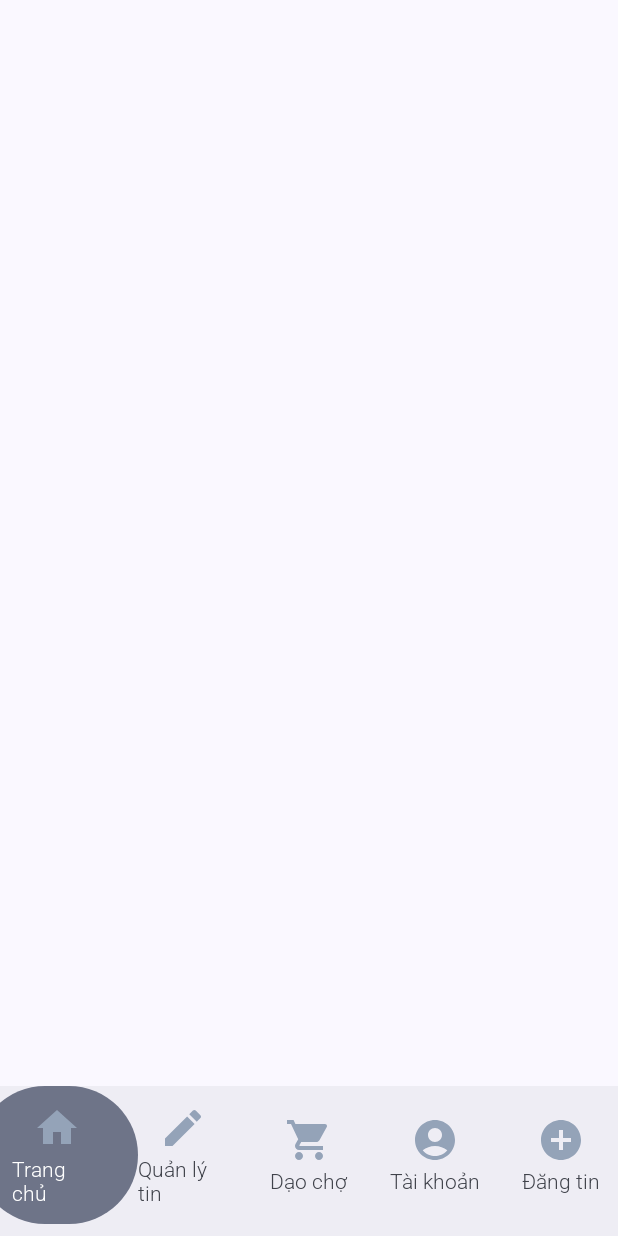
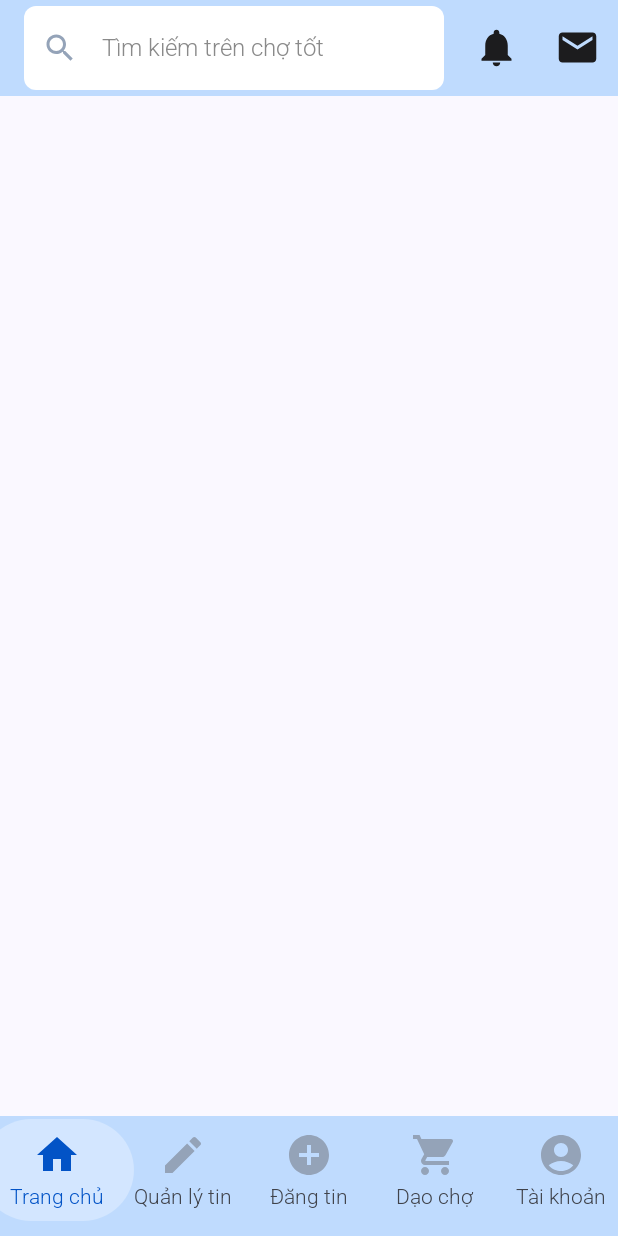
Before and after one commit to VoAnKhoi2005/ReSell, an Android app built with Jetpack Compose: the screen it shows after launch (MainActivity), on a phone screen of 412 x 824 dp. Run offline under Robolectric (Android 15) with nearby library versions, the phone set to English and light mode, and no system bars.

Commit message:
added topbarview

```diff
--- a/frontend/ReSell/app/src/main/java/com/example/myapplication/ui/components/BottomBar.kt
+++ b/frontend/ReSell/app/src/main/java/com/example/myapplication/ui/components/BottomBar.kt
@@ -12,13 +12,18 @@ import androidx.compose.material3.Icon
 import androidx.compose.material3.MaterialTheme
 import androidx.compose.material3.NavigationBar
 import androidx.compose.material3.NavigationBarItem
+import androidx.compose.material3.NavigationBarItemDefaults
 import androidx.compose.material3.Text
 import androidx.compose.runtime.Composable
 import androidx.compose.ui.Modifier
+import androidx.compose.ui.graphics.Color
 import androidx.compose.ui.graphics.vector.ImageVector
 import androidx.compose.ui.text.font.FontWeight
 import androidx.compose.ui.unit.dp
 import androidx.compose.ui.unit.sp
+import com.example.myapplication.ui.theme.DarkBlue
+import com.example.myapplication.ui.theme.MainButton
+import com.example.myapplication.ui.theme.SoftBlue
 
 data class BottomNavItem(
     val icon: ImageVector,
@@ -28,9 +33,9 @@ data class BottomNavItem(
 val bottomNavItems = listOf(
     BottomNavItem(Icons.Default.Home, "Trang chủ", "Trang chủ"),
     BottomNavItem(Icons.Default.Create, "Quản lý tin", "Quản lý tin"),
+    BottomNavItem(Icons.Default.AddCircle, "Đăng tin", "Đăng tin"),
     BottomNavItem(Icons.Default.ShoppingCart, "Dạo chợ", "Dạo chợ"),
-    BottomNavItem(Icons.Default.AccountCircle, "Tài khoản", "Tài khoản"),
-    BottomNavItem(Icons.Default.AddCircle, "Đăng tin", "Đăng tin")
+    BottomNavItem(Icons.Default.AccountCircle, "Tài khoản", "Tài khoản")
 )
 @Composable
 fun BottomBar(
@@ -38,19 +43,30 @@ fun BottomBar(
     onItemClick: (BottomNavItem) -> Unit,
     selectedItem: BottomNavItem?
 ) {
-    NavigationBar {
+    NavigationBar(
+        containerColor = SoftBlue
+    ) {
         items.forEach { item ->
+            val isSelected = item == selectedItem
             NavigationBarItem(
-                selected = item == selectedItem,
+                selected = isSelected,
                 onClick = { onItemClick(item) },
                 icon = {
                     IconButtonVertical(
                         icon = item.icon,
                         label = item.label,
-                        contentDescription = item.contentDescription
+                        contentDescription = item.contentDescription,
+                        iconTint = if (isSelected)  DarkBlue else MainButton
                     )
                 },
-                label = { } // Đã dùng label trong IconButtonVertical nên để trống
+                label = { },
+                colors = NavigationBarItemDefaults.colors(
+                    selectedIconColor = DarkBlue,
+
+                    selectedTextColor = DarkBlue,
+
+                    indicatorColor = Color.White.copy(alpha = 0.3f) // màu nền khi chọn (như highlight) // Đã dùng label trong IconButtonVertical nên để trống
+            )
             )
         }
     }
--- a/frontend/ReSell/app/src/main/java/com/example/myapplication/ui/components/NavigationItems.kt
+++ b/frontend/ReSell/app/src/main/java/com/example/myapplication/ui/components/NavigationItems.kt
@@ -13,6 +13,7 @@ import androidx.compose.material3.Text
 import androidx.compose.runtime.Composable
 import androidx.compose.ui.Alignment
 import androidx.compose.ui.Modifier
+import androidx.compose.ui.graphics.Color
 import androidx.compose.ui.graphics.vector.ImageVector
 import androidx.compose.ui.text.font.FontWeight
 import androidx.compose.ui.unit.Dp
@@ -30,11 +31,12 @@ fun IconButtonVertical(//nút dưới bottombar
     label: String,
     iconSize: Dp = 32.dp,
     fontSize: TextUnit = 14.sp,
+    iconTint: Color
 
 ) {
     Column(
         modifier = modifier
-            .padding(8.dp),
+            .padding(4.dp),
         horizontalAlignment = Alignment.CenterHorizontally,
         verticalArrangement = Arrangement.Center
     ) {
@@ -42,7 +44,7 @@ fun IconButtonVertical(//nút dưới bottombar
             imageVector = icon,
             contentDescription = contentDescription,
             modifier = Modifier.size(iconSize),
-            tint = MainButton
+            tint = iconTint
         )
         Spacer(modifier = Modifier.height(4.dp))
         Text(
--- /dev/null
+++ b/frontend/ReSell/app/src/main/java/com/example/myapplication/ui/components/SearchBar.kt
@@ -0,0 +1,57 @@
+package com.example.myapplication.ui.components
+
+import androidx.compose.foundation.layout.fillMaxWidth
+import androidx.compose.foundation.layout.padding
+import androidx.compose.foundation.shape.RoundedCornerShape
+import androidx.compose.material.icons.Icons
+import androidx.compose.material.icons.filled.Search
+import androidx.compose.material3.Icon
+import androidx.compose.material3.MaterialTheme
+import androidx.compose.material3.Text
+import androidx.compose.material3.TextField
+import androidx.compose.material3.TextFieldDefaults
+import androidx.compose.runtime.Composable
+import androidx.compose.ui.Modifier
+import androidx.compose.ui.graphics.Color
+import androidx.compose.ui.text.font.FontWeight
+import androidx.compose.ui.unit.dp
+import androidx.compose.ui.unit.sp
+import com.example.myapplication.ui.theme.GrayFont
+import com.example.myapplication.ui.theme.MainButton
+
+@Composable
+fun SearchTopBarContent(
+    onSearchTextChanged: (String) -> Unit,
+    searchText: String
+) {
+    TextField(
+        value = searchText,
+        onValueChange = onSearchTextChanged,
+        placeholder = {
+            Text("Tìm kiếm trên chợ tốt",
+            style = MaterialTheme.typography.labelMedium.copy(fontWeight = FontWeight.Light, fontSize = 16.sp),
+            color = GrayFont
+        )
+                      },
+        leadingIcon = {
+            Icon(
+                imageVector = Icons.Default.Search,
+                contentDescription = "Search",
+                tint = MainButton
+            )
+        },
+        shape = RoundedCornerShape(8.dp),
+        modifier = Modifier
+            .fillMaxWidth()
+            .padding(end = 8.dp),
+        singleLine = true,
+        colors = TextFieldDefaults.colors(
+            focusedContainerColor = Color.White,
+            unfocusedContainerColor = Color.White,
+            focusedIndicatorColor = Color.Transparent,
+            unfocusedIndicatorColor = Color.Transparent
+
+        ),
+        textStyle = MaterialTheme.typography.bodyMedium.copy(fontSize = 16.sp)
+    )
+}
--- /dev/null
+++ b/frontend/ReSell/app/src/main/java/com/example/myapplication/ui/components/TopBar.kt
@@ -0,0 +1,73 @@
+package com.example.myapplication.ui.components
+
+import android.R
+import androidx.compose.foundation.layout.padding
+import androidx.compose.foundation.layout.size
+import androidx.compose.material.icons.Icons
+import androidx.compose.material.icons.filled.Email
+import androidx.compose.material.icons.filled.Notifications
+import androidx.compose.material.icons.filled.Search
+import androidx.compose.material3.ExperimentalMaterial3Api
+import androidx.compose.material3.Icon
+import androidx.compose.material3.MaterialTheme
+import androidx.compose.material3.Text
+import androidx.compose.material3.TopAppBar
+import androidx.compose.material3.TopAppBarDefaults
+import androidx.compose.material3.TopAppBarScrollBehavior
+import androidx.compose.runtime.Composable
+import androidx.compose.runtime.getValue
+import androidx.compose.runtime.mutableStateOf
+import androidx.compose.runtime.remember
+import androidx.compose.runtime.setValue
+import androidx.compose.ui.Modifier
+import androidx.compose.ui.text.font.FontWeight
+import androidx.compose.ui.unit.dp
+import androidx.compose.ui.unit.sp
+import com.example.myapplication.ui.theme.GrayFont
+import com.example.myapplication.ui.theme.IconColor
+import com.example.myapplication.ui.theme.MainButton
+import com.example.myapplication.ui.theme.SoftBlue
+
+@OptIn(ExperimentalMaterial3Api::class)
+@Composable
+fun TopBar(
+    modifier: Modifier = Modifier,
+
+){
+    //Tạo biến trạng thái cho ô tìm kiếm
+    var searchText by remember { mutableStateOf("") }
+    TopAppBar(
+        modifier = modifier,
+        colors = TopAppBarDefaults.topAppBarColors(
+            containerColor = SoftBlue
+        ),
+        title = {
+            SearchTopBarContent(
+
+                searchText = searchText,
+                onSearchTextChanged = { searchText = it }
+            )
+        },
+
+        actions = {
+            Icon(
+                imageVector = Icons.Default.Notifications,
+                contentDescription = null,
+                modifier = Modifier.padding(start = 16.dp, end = 8.dp)
+                    .size(30.dp),
+                tint = IconColor
+            )
+            Icon(
+                imageVector = Icons.Default.Email,
+                contentDescription = null,
+                modifier = Modifier.padding(start = 16.dp, end = 8.dp)
+                    .size(30.dp),
+                tint = IconColor
+            )
+
+        }
+
+
+
+    )
+}
--- a/frontend/ReSell/app/src/main/java/com/example/myapplication/ui/screen/mainlayout.kt
+++ b/frontend/ReSell/app/src/main/java/com/example/myapplication/ui/screen/mainlayout.kt
@@ -2,9 +2,13 @@ package com.example.myapplication.ui.screen
 
 import android.service.controls.Control
 import androidx.compose.foundation.layout.padding
+import androidx.compose.material3.ExperimentalMaterial3Api
 import androidx.compose.material3.NavigationBar
 import androidx.compose.material3.Scaffold
 import androidx.compose.material3.Text
+import androidx.compose.material3.TopAppBar
+import androidx.compose.material3.TopAppBarDefaults
+import androidx.compose.material3.rememberTopAppBarState
 import androidx.compose.runtime.Composable
 import androidx.compose.runtime.getValue
 import androidx.compose.runtime.mutableStateOf
@@ -14,11 +18,16 @@ import androidx.compose.ui.Modifier
 import androidx.navigation.NavController
 import androidx.navigation.compose.rememberNavController
 import com.example.myapplication.ui.components.BottomBar
+import com.example.myapplication.ui.components.TopBar
 import com.example.myapplication.ui.components.bottomNavItems
 
+@OptIn(ExperimentalMaterial3Api::class)
 @Composable
 fun MainLayout(modifier: Modifier = Modifier, navController: NavController) {
-var selectedIndex by remember { mutableStateOf(bottomNavItems[0])}
+    var selectedIndex by remember { mutableStateOf(bottomNavItems[0])}
+    val scrollBehavior = TopAppBarDefaults.enterAlwaysScrollBehavior(
+        state = rememberTopAppBarState()
+    )
     Scaffold(
         bottomBar = {
           BottomBar(
@@ -26,7 +35,12 @@ var selectedIndex by remember { mutableStateOf(bottomNavItems[0])}
               selectedItem = selectedIndex,
               onItemClick = {selectedIndex = it}//navigate ở đây
           )
+        },
+        topBar = {
+            TopBar()
         }
+
+
     ) {
         ContentScreen(modifier=modifier.padding(it))
 
--- a/frontend/ReSell/app/src/main/java/model/User.kt
+++ /dev/null
@@ -1,25 +0,0 @@
-import model.Address
-import model.Notification
-import model.Post
-import java.time.LocalDate
-import java.time.LocalDateTime
-
-data class User(
-    val id: String,
-    var username: String,
-    var email: String,
-    var phone: String,
-    var password: String,
-    var fullName: String,
-    var citizenId: String,
-    var birthday: LocalDate?,
-    var gender: Boolean,
-    var status: String,
-    var reputation: Int,
-    var banStart: LocalDateTime?,
-    var banEnd: LocalDateTime?,
-    val createdAt: LocalDateTime?,
-    val notifications: List<Notification>,
-    val addresses: List<Address>,
-    val posts: List<Post>
-)
```
